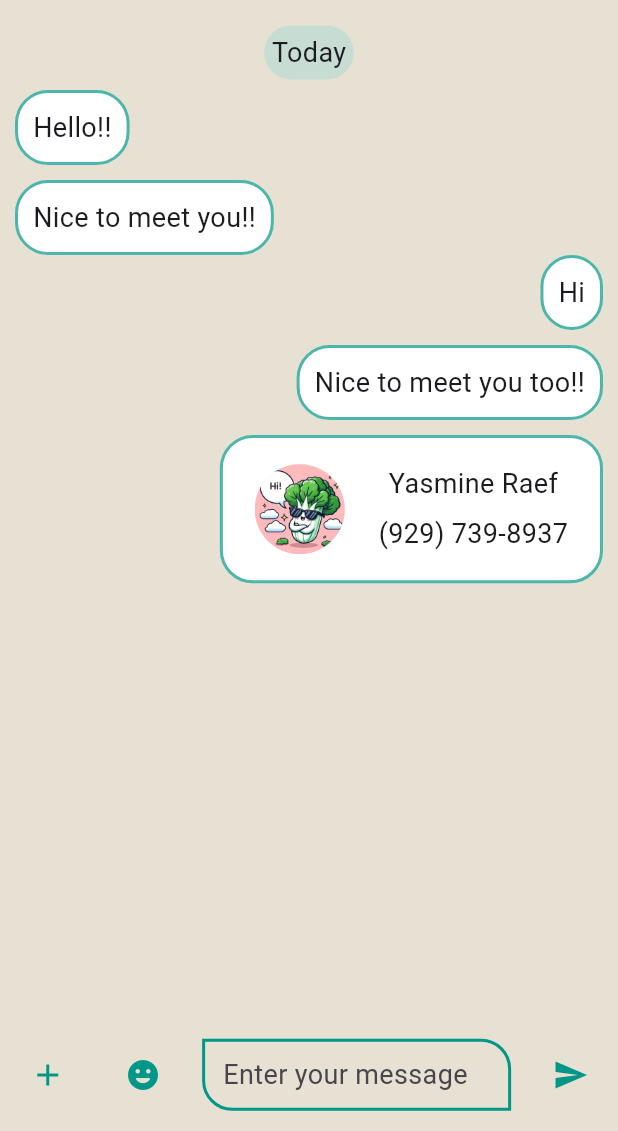
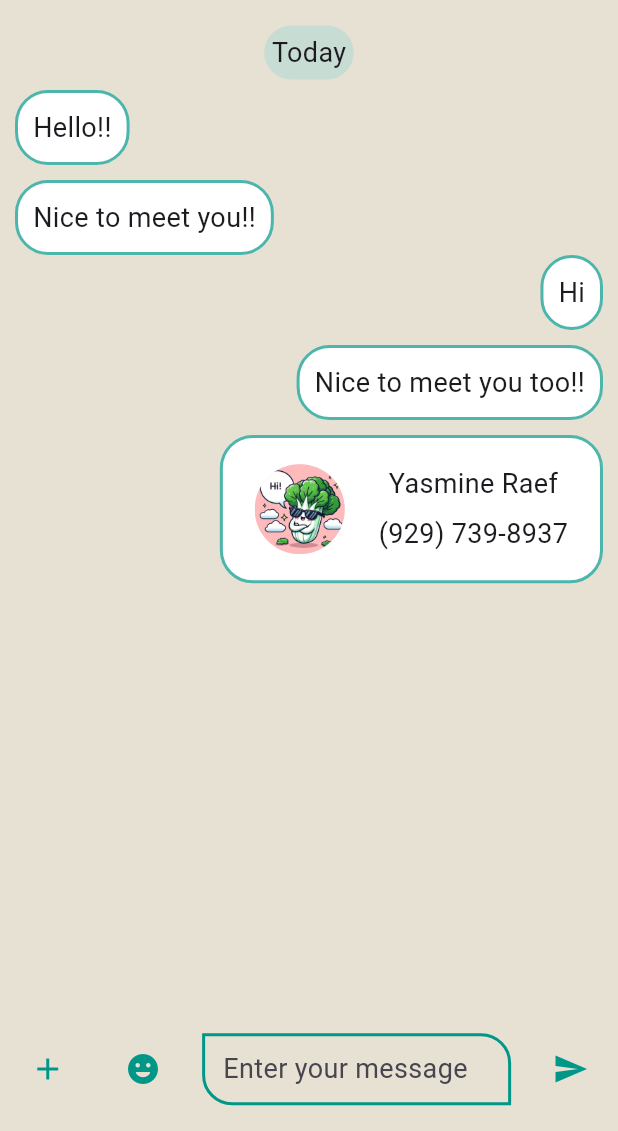
Before and after one commit to YasmineRaef/Chatting_App, a Flutter app: the CustomScreen screen opened directly, on a phone screen of 412 x 824 dp, the part 105-1236 px from its top. Run offline on Flutter 3.47's test engine with Material 3 defaults, Android fonts, the phone set to English and light mode, and no system bars; drawn by our look-alikes of chat_bubbles; our stand-ins replace emoji_picker_flutter, flutter_contacts, gap, get, get_storage, image_picker and 1 more; accounts and stored records are empty.

Commit message:
Adding Validation File and Get height, width

```diff
--- a/lib/data/chat_lists.dart
+++ b/lib/data/chat_lists.dart
@@ -14,10 +14,7 @@ List msgSent = [
   )
 ];
 
-List msgGot = [
-  const ChatMessageBubble(message: "Hello!!"),
-  const ChatMessageBubble(message: "Nice to meet you!!")
-];
+List msgGot = [const ChatMessageBubble(message: "Hello!!"), const ChatMessageBubble(message: "Nice to meet you!!")];
 
 void addMessage(Widget value) => msgSent.add(value);
 
--- a/lib/presentation/screens/chatting_screen.dart
+++ b/lib/presentation/screens/chatting_screen.dart
@@ -1,6 +1,7 @@
 import 'package:chat_bubbles/chat_bubbles.dart';
 import 'package:emoji_picker_flutter/emoji_picker_flutter.dart';
 import 'package:flutter/material.dart';
+import 'package:get/get.dart';
 
 import '../../data/chat_lists.dart';
 import '../resources/app_routes.dart';
@@ -87,13 +88,13 @@ class _ChatBodyState extends State<ChatBody> {
   Visibility _buildEmojiPicker() {
     return Visibility(
       visible: _showEmojiPicker,
-      child: SizedBox(height: 250, child: EmojiPicker(onEmojiSelected: (_, emoji) => _msgController.text += emoji.emoji)),
+      child: SizedBox(height: Get.height * .32, child: EmojiPicker(onEmojiSelected: (_, emoji) => _msgController.text += emoji.emoji)),
     );
   }
 
   SizedBox _buildBottomBox(BuildContext context) {
     return SizedBox(
-      height: 75,
+      height: Get.height * .1,
       width: double.maxFinite,
       child: Directionality(
         textDirection: TextDirection.ltr,
@@ -124,7 +125,7 @@ class _ChatBodyState extends State<ChatBody> {
 
   SizedBox _buildMessageBar(BuildContext context) {
     return SizedBox(
-      width: MediaQuery.sizeOf(context).width * .5,
+      width: Get.width * .5,
       child: TextField(
         cursorHeight: 18,
         controller: _msgController,
--- a/lib/presentation/widgets/chat_bubbles.dart
+++ b/lib/presentation/widgets/chat_bubbles.dart
@@ -1,6 +1,7 @@
 import 'dart:io';
 
 import 'package:flutter/material.dart';
+import 'package:get/get.dart';
 
 class ChatMessageBubble extends StatelessWidget {
   final String message;
@@ -25,8 +26,8 @@ class ChatImageBubble extends StatelessWidget {
     return GestureDetector(
       onTap: () => _showFullScreenImage(context),
       child: Container(
-        width: MediaQuery.sizeOf(context).width * .3,
-        height: MediaQuery.sizeOf(context).height * .2,
+        width: Get.width * .3,
+        height: Get.height * .2,
         padding: const EdgeInsets.all(10),
         decoration: BoxDecoration(
           color: Colors.white,
@@ -64,8 +65,8 @@ class ChatContactBubble extends StatelessWidget {
   @override
   Widget build(BuildContext context) {
     return Container(
-      width: MediaQuery.sizeOf(context).width * .62,
-      height: MediaQuery.sizeOf(context).height * .12,
+      width: Get.width * .62,
+      height: Get.height * .12,
       decoration:
           BoxDecoration(color: Colors.white, borderRadius: BorderRadius.circular(22), border: Border.all(color: Colors.teal.shade300, width: 2)),
       child: Padding(
--- a/lib/presentation/widgets/menu_button.dart
+++ b/lib/presentation/widgets/menu_button.dart
@@ -1,4 +1,5 @@
 import 'package:flutter/material.dart';
+import 'package:get/get.dart';
 import 'package:popover/popover.dart';
 
 import '../../data/chat_lists.dart';
@@ -12,8 +13,8 @@ class MenuButton extends StatelessWidget {
     return IconButton(
       onPressed: () {
         showPopover(
-          width: MediaQuery.sizeOf(context).width * .55,
-          height: MediaQuery.sizeOf(context).height * .3,
+          width: Get.width * .55,
+          height: Get.height * .27,
           arrowHeight: 0,
           context: context,
           shadow: List.empty(),
--- a/pubspec.yaml
+++ b/pubspec.yaml
@@ -20,7 +20,6 @@ dependencies:
   get_storage: ^2.1.1
   image_picker: ^1.1.2
   popover: ^0.2.8+2
-  string_validator_plus: ^0.0.7
 
 dev_dependencies:
   flutter_lints: ^5.0.0
```
Also changed, not shown: lib/presentation/auth/user_validation.dart (added, +50 -0 lines), pubspec.lock, 5 other files.
